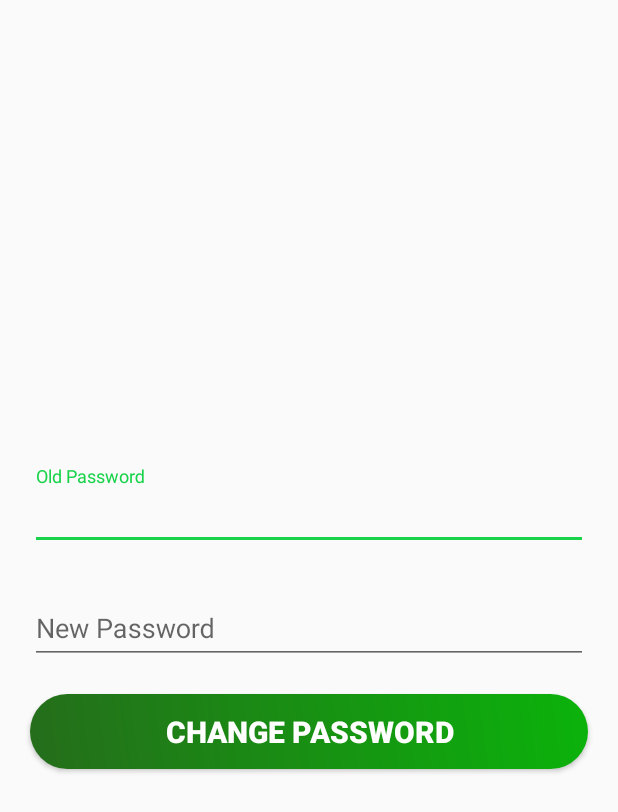
After one commit to bethebikash/AndroidProject, an Android app: the ChangePasswordActivity screen opened directly, with no data from a screen before it, on a phone screen of 412 x 824 dp. The commit adds this screen. Shown: the top 812 px of the screen. Run offline under Robolectric (Android 15) with nearby library versions, the phone set to English and light mode, and no system bars.

Commit message:
Adding Change Password Activity with design.

```diff
--- a/app/src/main/AndroidManifest.xml
+++ b/app/src/main/AndroidManifest.xml
@@ -9,7 +9,8 @@
         android:roundIcon="@mipmap/ic_launcher_round"
         android:supportsRtl="true"
         android:theme="@style/AppTheme">
-        <activity android:name=".activity.profile.EditProfileActivity"></activity>
+        <activity android:name=".activity.profile.ChangePasswordActivity"></activity>
+        <activity android:name=".activity.profile.EditProfileActivity" />
         <activity android:name=".SplashScreenActivity">
             <intent-filter>
                 <action android:name="android.intent.action.MAIN" />
--- /dev/null
+++ b/app/src/main/java/com/bhattaraibikash/erepair/activity/profile/ChangePasswordActivity.java
@@ -0,0 +1,16 @@
+package com.bhattaraibikash.erepair.activity.profile;
+
+import android.os.Bundle;
+
+import androidx.appcompat.app.AppCompatActivity;
+
+import com.bhattaraibikash.erepair.R;
+
+public class ChangePasswordActivity extends AppCompatActivity {
+
+    @Override
+    protected void onCreate(Bundle savedInstanceState) {
+        super.onCreate(savedInstanceState);
+        setContentView(R.layout.activity_change_password);
+    }
+}
--- a/app/src/main/res/drawable/primary_button_bk.xml
+++ b/app/src/main/res/drawable/primary_button_bk.xml
@@ -10,7 +10,9 @@
         android:type="linear" />
 
     <size
-        android:width="180dp"
-        android:height="50dp" />
+        android:width="200dp"
+        android:height="50dp"
+        />
+
 
 </shape>
--- /dev/null
+++ b/app/src/main/res/layout/activity_change_password.xml
@@ -0,0 +1,50 @@
+<?xml version="1.0" encoding="utf-8"?>
+<LinearLayout xmlns:android="http://schemas.android.com/apk/res/android"
+    xmlns:app="http://schemas.android.com/apk/res-auto"
+    xmlns:tools="http://schemas.android.com/tools"
+    android:layout_width="match_parent"
+    android:layout_height="match_parent"
+    android:orientation="vertical"
+    android:gravity="center"
+    tools:context=".activity.profile.ChangePasswordActivity">
+
+    <com.google.android.material.textfield.TextInputLayout
+        android:id="@+id/inputOldPassword"
+        android:layout_width="match_parent"
+        android:layout_height="wrap_content"
+        android:layout_marginStart="20dp"
+        android:layout_marginTop="20dp"
+        android:layout_marginEnd="20dp">
+
+        <com.google.android.material.textfield.TextInputEditText
+            android:id="@+id/etOldPassword"
+            android:layout_width="match_parent"
+            android:layout_height="wrap_content"
+            android:hint="@string/old_password_hint"
+            android:maxLines="1" />
+    </com.google.android.material.textfield.TextInputLayout>
+
+    <com.google.android.material.textfield.TextInputLayout
+        android:id="@+id/inputNewPassword"
+        android:layout_width="match_parent"
+        android:layout_height="wrap_content"
+        android:layout_marginStart="20dp"
+        android:layout_marginTop="20dp"
+        android:layout_marginEnd="20dp">
+
+        <com.google.android.material.textfield.TextInputEditText
+            android:id="@+id/etNewPassword"
+            android:layout_width="match_parent"
+            android:layout_height="wrap_content"
+            android:hint="@string/new_password_hint"
+            android:maxLines="1" />
+    </com.google.android.material.textfield.TextInputLayout>
+
+    <Button
+        android:id="@+id/btnChangePassword"
+        style="@style/primaryButton"
+        android:layout_gravity="center_horizontal"
+        android:layout_margin="20dp"
+        android:text="@string/btn_change_password"
+        app:layout_constraintTop_toBottomOf="@+id/inputAddress" />
+</LinearLayout>
--- a/app/src/main/res/layout/activity_register.xml
+++ b/app/src/main/res/layout/activity_register.xml
@@ -13,6 +13,7 @@
                 android:layout_width="match_parent"
                 android:layout_height="match_parent"
                 android:layout_alignParentTop="true"
+                android:baselineAligned="false"
                 android:weightSum="12">
 
                 <LinearLayout
--- a/app/src/main/res/layout/activity_splash_screen.xml
+++ b/app/src/main/res/layout/activity_splash_screen.xml
@@ -1,11 +1,10 @@
 <?xml version="1.0" encoding="utf-8"?>
 <RelativeLayout xmlns:android="http://schemas.android.com/apk/res/android"
-    xmlns:app="http://schemas.android.com/apk/res-auto"
     xmlns:tools="http://schemas.android.com/tools"
     android:layout_width="match_parent"
     android:layout_height="match_parent"
+    android:background="@color/colorPrimary"
     android:orientation="vertical"
-    android:background="@color/colorPrimary"
     tools:context=".SplashScreenActivity">
 
     <ImageView
@@ -19,8 +18,7 @@
 
     <TextView
         android:id="@+id/tvInfo"
-        android:layout_width="match_parent"
-        android:layout_height="wrap_content"
+        style="@style/parent"
         android:layout_alignParentStart="true"
         android:layout_alignParentBottom="true"
         android:layout_marginStart="0dp"
--- a/app/src/main/res/layout/fragment_my_booking.xml
+++ b/app/src/main/res/layout/fragment_my_booking.xml
@@ -6,8 +6,7 @@
     tools:context=".fragment.main.MyBookingFragment">
 
     <TextView
-        android:layout_width="match_parent"
-        android:layout_height="match_parent"
+        style="@style/parent"
         android:text="My Booking" />
 
 </FrameLayout>
--- a/app/src/main/res/layout/layout_register.xml
+++ b/app/src/main/res/layout/layout_register.xml
@@ -47,7 +47,7 @@
 
             <EditText
                 style="@style/modifiedEditText"
-                android:hint="@string/login_email_hint"
+                android:hint="@string/email_hint"
                 android:inputType="textEmailAddress"
                 android:maxLines="1" />
         </com.google.android.material.textfield.TextInputLayout>
--- a/app/src/main/res/values/strings.xml
+++ b/app/src/main/res/values/strings.xml
@@ -13,18 +13,21 @@
     <string name="btn_sign_up">Sign Up</string>
     <string name="btn_logout">Logout</string>
     <string name="btn_update">Update</string>
+    <string name="btn_change_password">Change Password</string>
 
     <string name="name_hint">Full Name</string>
     <string name="email_hint">Email</string>
     <string name="phone_hint">Phone</string>
     <string name="address_hint">Address</string>
-
-    <string name="login_email_hint">Email</string>
     <string name="username_hint">Username</string>
     <string name="password_hint">Password</string>
     <string name="sign_up_login_hint">Already have an account? Login</string>
     <string name="login_sign_up_hint">Don\'t have an account? Sign Up</string>
 
+    <string name="old_password_hint">Old Password</string>
+    <string name="new_password_hint">New Password</string>
+
+
     <!--    Info    -->
     <string name="version">Version 1.0.0</string>
 
--- a/app/src/main/res/values/styles.xml
+++ b/app/src/main/res/values/styles.xml
@@ -57,6 +57,9 @@
         <item name="android:background">@drawable/primary_button_bk</item>
         <item name="android:textColor">@color/whiteTextColor</item>
         <item name="android:textStyle">bold</item>
+        <item name="android:textSize">20sp</item>
+        <item name="android:layout_width">match_parent</item>
+        <item name="android:layout_height">wrap_content</item>
     </style>
 
 </resources>
```
Also changed, not shown: app/src/main/java/com/bhattaraibikash/erepair/fragment/main/ProfileFragment.java (+14 -0 lines), app/src/main/res/layout/activity_edit_profile.xml (+11 -23 lines), app/src/main/res/layout/fragment_profile.xml (+21 -35 lines).
